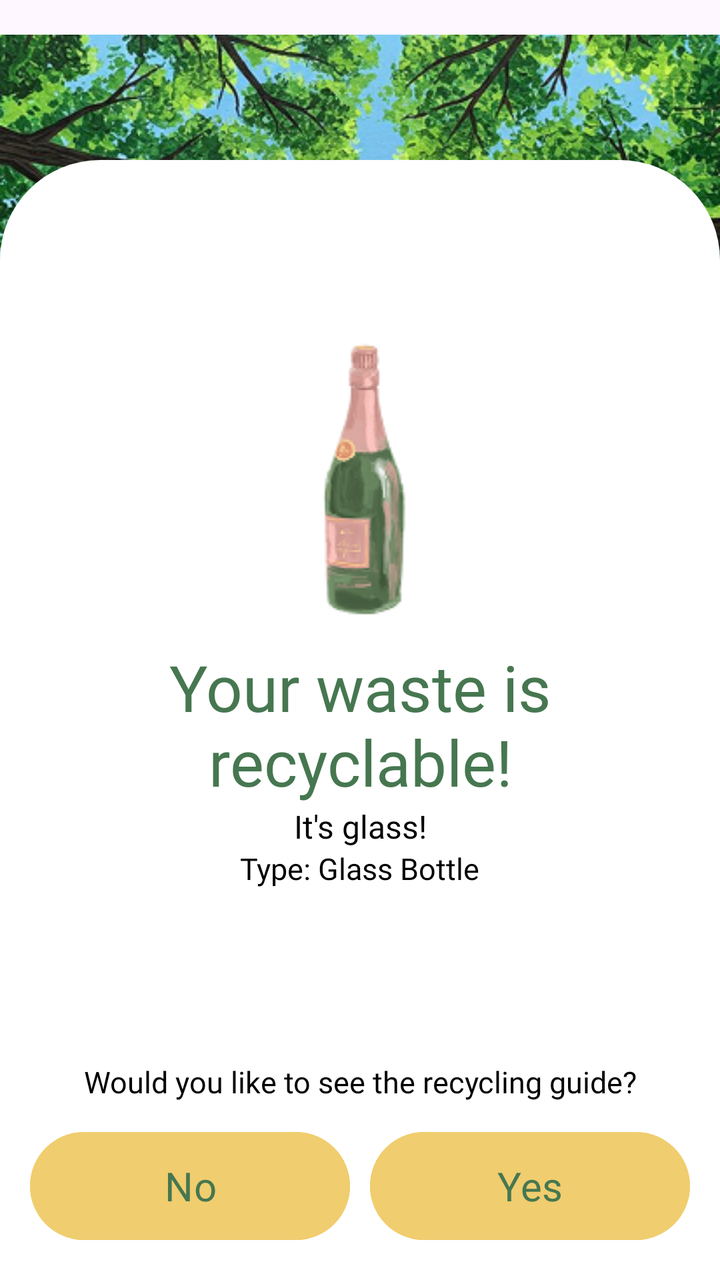
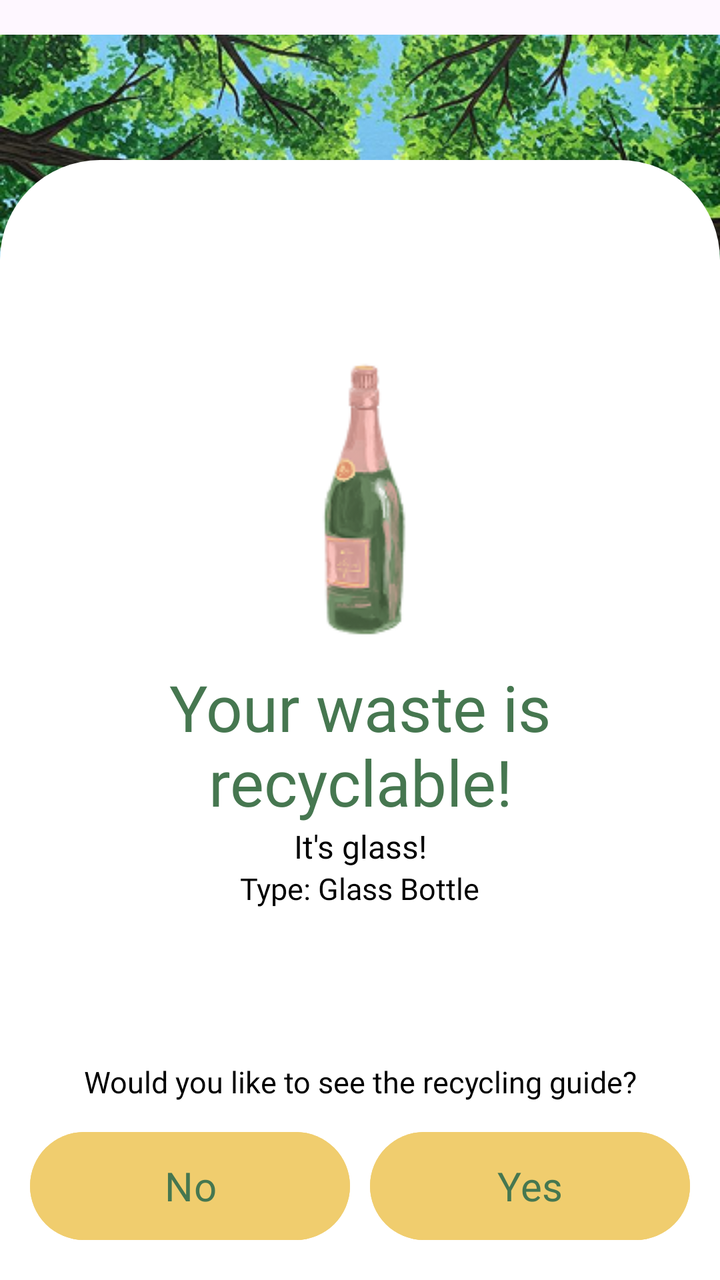

Screens rendered from an Android XML layout before and after an edit, with the pre-edit source and the edit as a unified diff.
<!-- AndroidManifest.xml: application theme Theme.SortItJSON -->
<!-- res/layout/fragment_recyclableresult.xml -->
<?xml version="1.0" encoding="utf-8"?>
<androidx.constraintlayout.widget.ConstraintLayout 
    xmlns:android="http://schemas.android.com/apk/res/android"
    xmlns:app="http://schemas.android.com/apk/res-auto"
    xmlns:tools="http://schemas.android.com/tools"
    android:layout_width="match_parent"
    android:layout_height="match_parent">

    <ImageView
        android:id="@+id/illustration"
        android:layout_width="match_parent"
        android:layout_height="273dp"
        android:src="@drawable/rec_illus"
        app:layout_constraintBottom_toBottomOf="parent"
        app:layout_constraintEnd_toEndOf="parent"
        app:layout_constraintHorizontal_bias="1.0"
        app:layout_constraintStart_toStartOf="parent"
        app:layout_constraintTop_toTopOf="parent"
        app:layout_constraintVertical_bias="0.0" />

    <LinearLayout
        android:id="@+id/whitebg"
        android:layout_width="match_parent"
        android:layout_height="560dp"
        android:background="@drawable/rectangle_bg"
        app:layout_constraintBottom_toBottomOf="parent"
        app:layout_constraintTop_toTopOf="@+id/illustration"
        app:layout_constraintVertical_bias="1.0"
        tools:layout_editor_absoluteX="16dp"
        android:orientation="vertical"
        android:gravity="top|center_horizontal"
        android:paddingTop="40dp"
        android:paddingLeft="10dp"
        android:paddingRight="10dp">

        <LinearLayout
            android:id="@+id/resultLayout"
            android:layout_width="match_parent"
            android:layout_height="wrap_content"
            android:gravity="center_horizontal"
            android:orientation="vertical">

            <ImageView
                android:id="@+id/illust_classification"
                android:layout_width="match_parent"
                android:layout_height="wrap_content"
                android:src="@drawable/glass_illus"
                android:layout_marginTop="40dp"/>

            <TextView
                android:id="@+id/classification"
                android:layout_width="286dp"
                android:layout_height="wrap_content"
                android:layout_marginTop="10dp"
                android:fontFamily="@font/montserrat_extrabold"
                android:gravity="center"
                android:text="@string/recyclable_result"
                android:textColor="#467750"
                android:textSize="32sp" />

            <TextView
                android:id="@+id/category"
                android:layout_width="314dp"
                android:layout_height="wrap_content"
                android:fontFamily="@font/montserrat_semibold"
                android:text="@string/glass_result"
                android:textAlignment="center"
                android:textColor="@color/black"
                android:textSize="16sp" />

            <TextView
                android:id="@+id/typeText"
                android:layout_width="wrap_content"
                android:layout_height="wrap_content"
                android:fontFamily="@font/montserrat_regular"
                android:text="@string/glasstype_glassbotlle"
                android:textSize="15sp"
                android:textColor="@color/black"/>

        </LinearLayout>
    </LinearLayout>

    <LinearLayout
        android:id="@+id/bottomLayout"
        android:layout_width="match_parent"
        android:layout_height="wrap_content"
        android:orientation="vertical"
        android:padding="10dp"
        android:layout_marginTop="20dp"
        android:gravity="center_horizontal"
        app:layout_constraintBottom_toBottomOf="parent"
        app:layout_constraintStart_toStartOf="parent"
        app:layout_constraintEnd_toEndOf="parent">

        <TextView
            android:id="@+id/questionText"
            android:layout_width="wrap_content"
            android:layout_height="wrap_content"
            android:text="Would you like to see the recycling guide?"
            android:textSize="15sp"
            android:fontFamily="@font/montserrat_regular"
            android:padding="5dp"
            android:textColor="@color/black"
            android:gravity="center"/>

        
        <LinearLayout
            android:layout_width="match_parent"
            android:layout_height="wrap_content"
            android:orientation="horizontal"
            android:gravity="center"
            android:padding="1dp">

            <Button
                android:id="@+id/buttonNo"
                android:layout_width="160dp"
                android:layout_height="62dp"
                android:layout_marginTop="5dp"
                android:layout_marginRight="5dp"
                android:layout_marginBottom="5dp"
                android:backgroundTint="#F0CD6E"
                android:fontFamily="@font/montserrat_extrabold"
                android:text="No"
                android:textAllCaps="false"
                android:textColor="#467750"
                android:textSize="20sp" />

            <Button
                android:id="@+id/buttonYes"
                android:layout_width="160dp"
                android:layout_height="62dp"
                android:text="Yes"
                android:textAllCaps="false"
                android:textSize="20sp"
                android:layout_marginTop="5dp"
                android:layout_marginBottom="5dp"
                android:layout_marginLeft="5dp"
                android:backgroundTint="#F0CD6E"
                android:fontFamily="@font/montserrat_extrabold"
                android:textColor="#467750"/>

        </LinearLayout>


    </LinearLayout>

</androidx.constraintlayout.widget.ConstraintLayout>
<!-- resources referenced by this layout -->
<resources>
  <color name="black">#FF000000</color>
  <!-- drawable glass_illus: png bitmap (drawable, 10266 bytes) -->
  <!-- drawable rec_illus: png bitmap (drawable, 330417 bytes) -->
  <!-- drawable rectangle_bg (drawable) -->
  <?xml version="1.0" encoding="utf-8"?>
  <layer-list xmlns:android="http://schemas.android.com/apk/res/android">
  
      
      <item>
          <shape android:shape="rectangle">
              <solid android:color="#FFFFFF"/>
              <corners
                  android:topLeftRadius="50dp"
                  android:topRightRadius="50dp"
                  android:bottomLeftRadius="0dp"
                  android:bottomRightRadius="0dp"/>
          </shape>
      </item>
  
  </layer-list>
  <string name="glass_result">It\'s glass!</string>
  <string name="glasstype_glassbotlle">Type: Glass Bottle</string>
  <string name="recyclable_result">Your waste is recyclable!</string>
  <style name="Theme.SortItJSON" parent="Base.Theme.SortItJSON" />
  <style name="Base.Theme.SortItJSON" parent="Theme.Material3.DayNight.NoActionBar">
          
          <item name="colorPrimary">@color/darkgreen</item>
      </style>
  <color name="darkgreen">#2A3F3F</color>
</resources>

<!-- the commit's change to res/layout/fragment_recyclableresult.xml (unified diff, before → after) -->
@@ -29,7 +29,7 @@
         tools:layout_editor_absoluteX="16dp"
         android:orientation="vertical"
         android:gravity="top|center_horizontal"
-        android:paddingTop="40dp"
+        android:paddingTop="50dp"
         android:paddingLeft="10dp"
         android:paddingRight="10dp">
 
